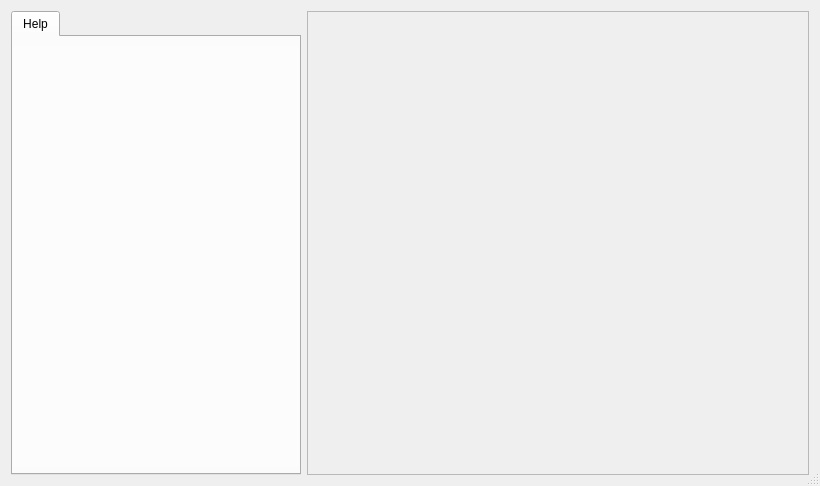
Old version of the form memain.ui in the repository gazelle-installer/gazelle-installer.
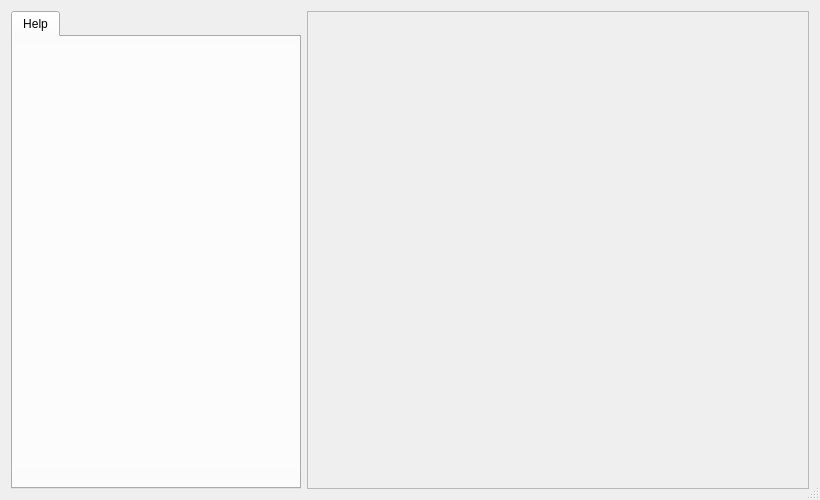
New version of the form. Icons and pictures are not drawn.

```diff
--- a/memain.ui
+++ b/memain.ui
@@ -7,7 +7,7 @@
     <x>0</x>
     <y>0</y>
     <width>820</width>
-    <height>486</height>
+    <height>500</height>
    </rect>
   </property>
   <property name="sizePolicy">
@@ -19,7 +19,7 @@
   <property name="minimumSize">
    <size>
     <width>780</width>
-    <height>430</height>
+    <height>500</height>
    </size>
   </property>
   <property name="windowTitle">
```
